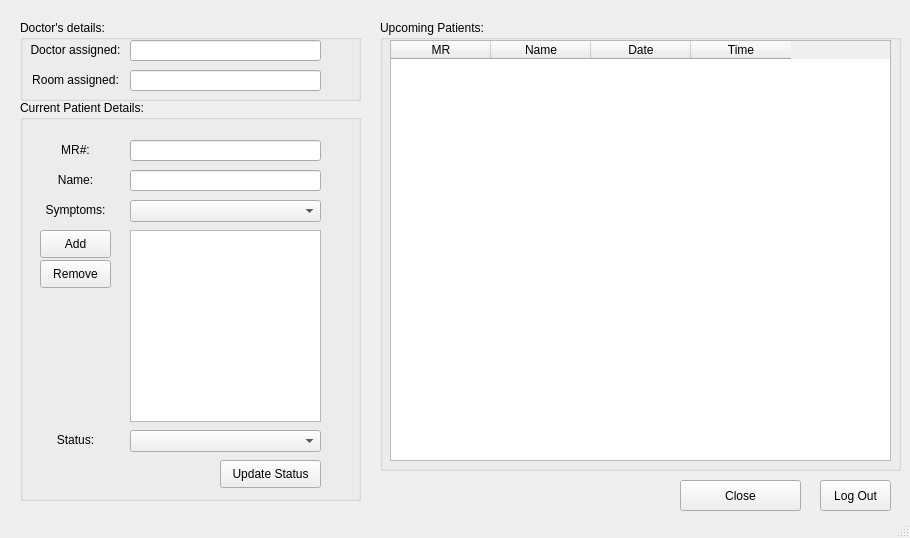
RaahimHash/DBMS-Project-UHU-Clinic, file Screens/Nurse MainMenu.ui: the form before one commit.
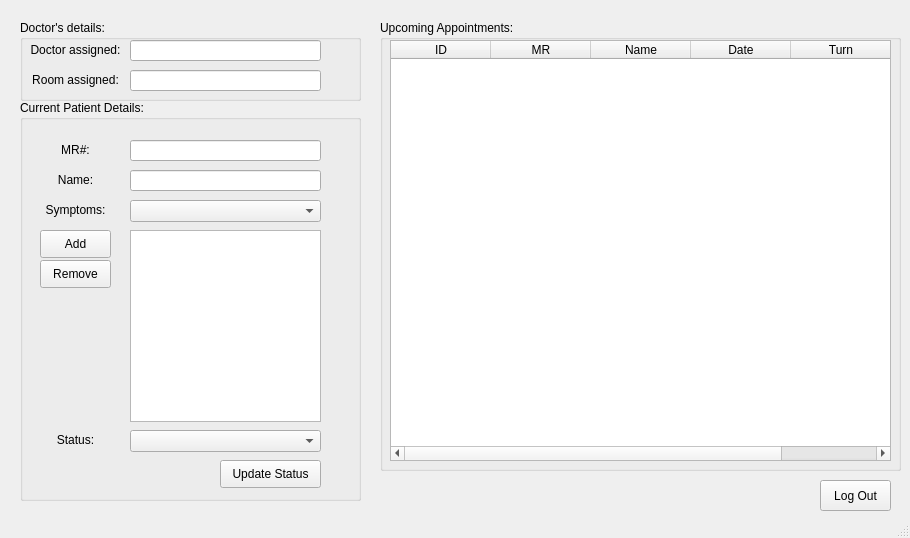
The form after the commit.

Diff of the .ui file:
```diff
--- a/Screens/Nurse MainMenu.ui
+++ b/Screens/Nurse MainMenu.ui
@@ -27,7 +27,7 @@
      </rect>
     </property>
     <property name="title">
-     <string>Upcoming Patients:</string>
+     <string>Upcoming Appointments:</string>
     </property>
     <widget class="QTableWidget" name="tablewidgetUpcomingPatients">
      <property name="geometry">
@@ -38,6 +38,14 @@
        <height>421</height>
       </rect>
      </property>
+     <property name="selectionBehavior">
+      <enum>QAbstractItemView::SelectRows</enum>
+     </property>
+     <column>
+      <property name="text">
+       <string>ID</string>
+      </property>
+     </column>
      <column>
       <property name="text">
        <string>MR</string>
@@ -55,7 +63,7 @@
      </column>
      <column>
       <property name="text">
-       <string>Time</string>
+       <string>Turn</string>
       </property>
      </column>
     </widget>
@@ -214,19 +222,6 @@
      </property>
     </widget>
    </widget>
-   <widget class="QPushButton" name="pushClose">
-    <property name="geometry">
-     <rect>
-      <x>680</x>
-      <y>480</y>
-      <width>121</width>
-      <height>31</height>
-     </rect>
-    </property>
-    <property name="text">
-     <string>Close</string>
-    </property>
-   </widget>
    <widget class="QGroupBox" name="groupBox_3">
     <property name="geometry">
      <rect>
```
Left out of the diff: 2 changed lines with no effect on the pictures.
